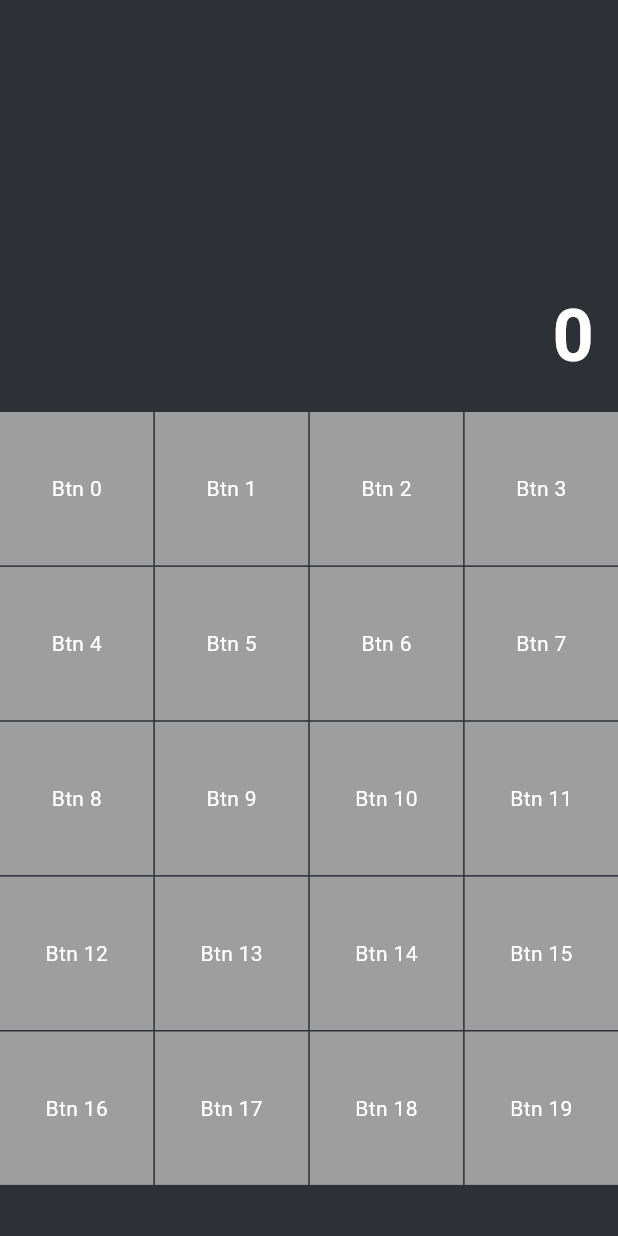
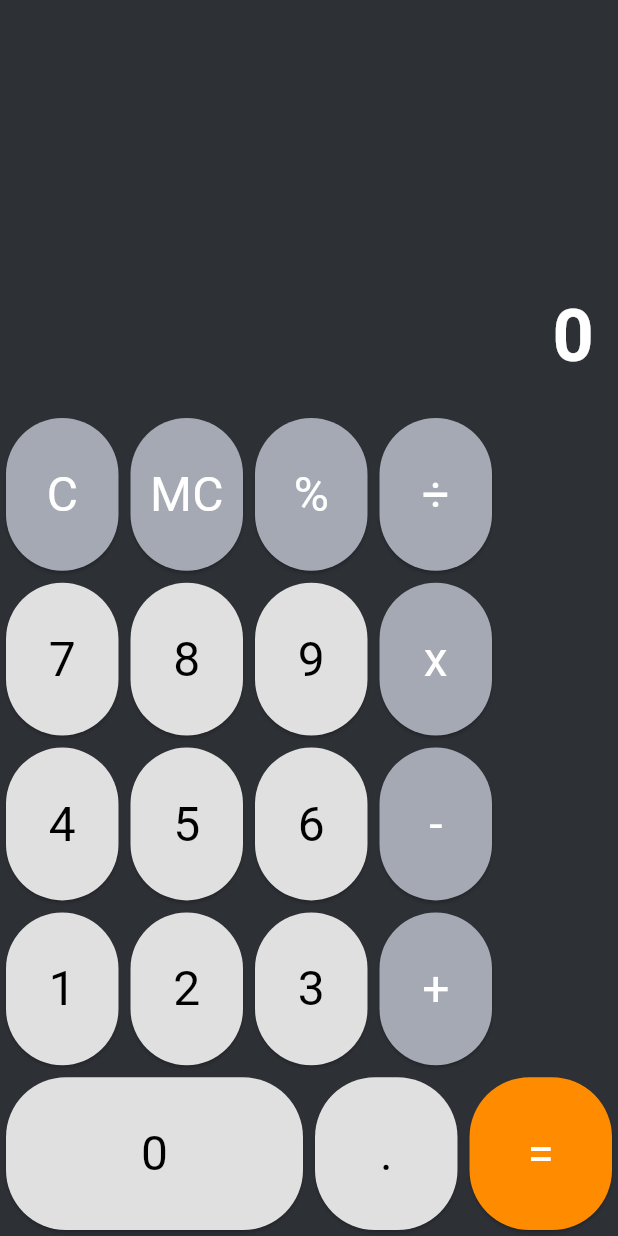
Before and after one commit to KalitorifyOff/vibeCalci1, a Flutter app: the screen it shows after launch, on a phone screen of 412 x 824 dp. Run offline on Flutter 3.47's test engine with Material 3 defaults, Android fonts, the phone set to English and light mode, and no system bars.

Commit message:
Feat: Implement reusable calculator button widget, mark step 5 as complete

```diff
--- a/lib/main.dart
+++ b/lib/main.dart
@@ -1,5 +1,6 @@
 import 'package:flutter/material.dart';
 import 'package:calci/widgets/calculator_display.dart';
+import 'package:calci/widgets/calculator_button.dart';
 
 void main() {
   runApp(const MyApp());
@@ -72,30 +73,77 @@ class _MyHomePageState extends State<MyHomePage> {
           // Button Grid Area
           Expanded(
             flex: 2,
-            child: Container(
-              color: Colors.transparent, // Buttons will define their own colors
-              // Placeholder for button grid
-              child: GridView.builder(
-                physics: const NeverScrollableScrollPhysics(), // Disable scrolling
-                gridDelegate: const SliverGridDelegateWithFixedCrossAxisCount(
-                  crossAxisCount: 4, // 4 columns for calculator buttons
-                  childAspectRatio: 1.0, // Square buttons
-                  crossAxisSpacing: 1.0,
-                  mainAxisSpacing: 1.0,
+            child: Column(
+              children: <Widget>[
+                // Row 1
+                Expanded(
+                  child: Row(
+                    crossAxisAlignment: CrossAxisAlignment.stretch,
+                    children: <Widget>[
+                      CalculatorButton(text: 'C', color: const Color(0xFFA5A9B4), textColor: Colors.white, onPressed: () {}),
+                      CalculatorButton(text: 'MC', color: const Color(0xFFA5A9B4), textColor: Colors.white, onPressed: () {}),
+                      CalculatorButton(text: '%', color: const Color(0xFFA5A9B4), textColor: Colors.white, onPressed: () {}),
+                      CalculatorButton(text: '÷', color: const Color(0xFFA5A9B4), textColor: Colors.white, onPressed: () {}),
+                    ],
+                  ),
                 ),
-                itemCount: 20, // Placeholder for 20 buttons (e.g., 5 rows of 4)
-                itemBuilder: (BuildContext context, int index) {
-                  return Container(
-                    color: Colors.grey, // Placeholder button color
-                    child: Center(
-                      child: Text(
-                        'Btn $index',
-                        style: const TextStyle(color: Colors.white),
+                // Row 2
+                Expanded(
+                  child: Row(
+                    crossAxisAlignment: CrossAxisAlignment.stretch,
+                    children: <Widget>[
+                      CalculatorButton(text: '7', onPressed: () {}),
+                      CalculatorButton(text: '8', onPressed: () {}),
+                      CalculatorButton(text: '9', onPressed: () {}),
+                      CalculatorButton(text: 'x', color: const Color(0xFFA5A9B4), textColor: Colors.white, onPressed: () {}),
+                    ],
+                  ),
+                ),
+                // Row 3
+                Expanded(
+                  child: Row(
+                    crossAxisAlignment: CrossAxisAlignment.stretch,
+                    children: <Widget>[
+                      CalculatorButton(text: '4', onPressed: () {}),
+                      CalculatorButton(text: '5', onPressed: () {}),
+                      CalculatorButton(text: '6', onPressed: () {}),
+                      CalculatorButton(text: '-', color: const Color(0xFFA5A9B4), textColor: Colors.white, onPressed: () {}),
+                    ],
+                  ),
+                ),
+                // Row 4
+                Expanded(
+                  child: Row(
+                    crossAxisAlignment: CrossAxisAlignment.stretch,
+                    children: <Widget>[
+                      CalculatorButton(text: '1', onPressed: () {}),
+                      CalculatorButton(text: '2', onPressed: () {}),
+                      CalculatorButton(text: '3', onPressed: () {}),
+                      CalculatorButton(text: '+', color: const Color(0xFFA5A9B4), textColor: Colors.white, onPressed: () {}),
+                    ],
+                  ),
+                ),
+                // Row 5 (with double-width 0 button)
+                Expanded(
+                  child: Row(
+                    crossAxisAlignment: CrossAxisAlignment.stretch,
+                    children: <Widget>[
+                      Expanded(
+                        flex: 2, // Double width for 0
+                        child: CalculatorButton(text: '0', bigButton: true, onPressed: () {}),
                       ),
-                    ),
-                  );
-                },
-              ),
+                      Expanded(
+                        flex: 1,
+                        child: CalculatorButton(text: '.', onPressed: () {}),
+                      ),
+                      Expanded(
+                        flex: 1,
+                        child: CalculatorButton(text: '=', color: const Color(0xFFFF8C00), textColor: Colors.white, onPressed: () {}),
+                      ),
+                    ],
+                  ),
+                ),
+              ],
             ),
           ),
         ],
--- /dev/null
+++ b/lib/widgets/calculator_button.dart
@@ -0,0 +1,49 @@
+import 'package:flutter/material.dart';
+
+class CalculatorButton extends StatelessWidget {
+  final String text;
+  final Color color;
+  final Color textColor;
+  final double fontSize;
+  final VoidCallback onPressed;
+  final bool bigButton;
+
+  const CalculatorButton({
+    super.key,
+    required this.text,
+    this.color = const Color(0xFFE0E0E0), // Light Gray
+    this.textColor = Colors.black,
+    this.fontSize = 32.0,
+    required this.onPressed,
+    this.bigButton = false,
+  });
+
+  @override
+  Widget build(BuildContext context) {
+    return Container(
+      margin: const EdgeInsets.all(4.0),
+      child: SizedBox(
+        width: bigButton ? 160.0 : 75.0, // Approximate width for double button
+        height: 75.0,
+        child: ElevatedButton(
+          onPressed: onPressed,
+          style: ElevatedButton.styleFrom(
+            backgroundColor: color,
+            shape: RoundedRectangleBorder(
+              borderRadius: BorderRadius.circular(40.0), // Rounded corners
+            ),
+            padding: EdgeInsets.zero, // Remove default padding
+          ),
+          child: Text(
+            text,
+            style: TextStyle(
+              color: textColor,
+              fontSize: fontSize,
+              fontWeight: FontWeight.normal,
+            ),
+          ),
+        ),
+      ),
+    );
+  }
+}
```
Also changed, not shown: 1 other file.
